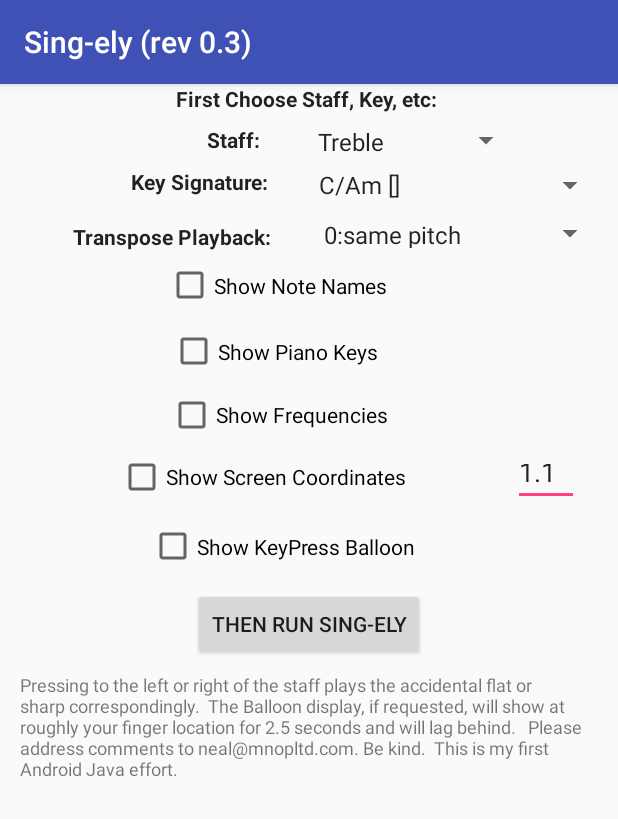
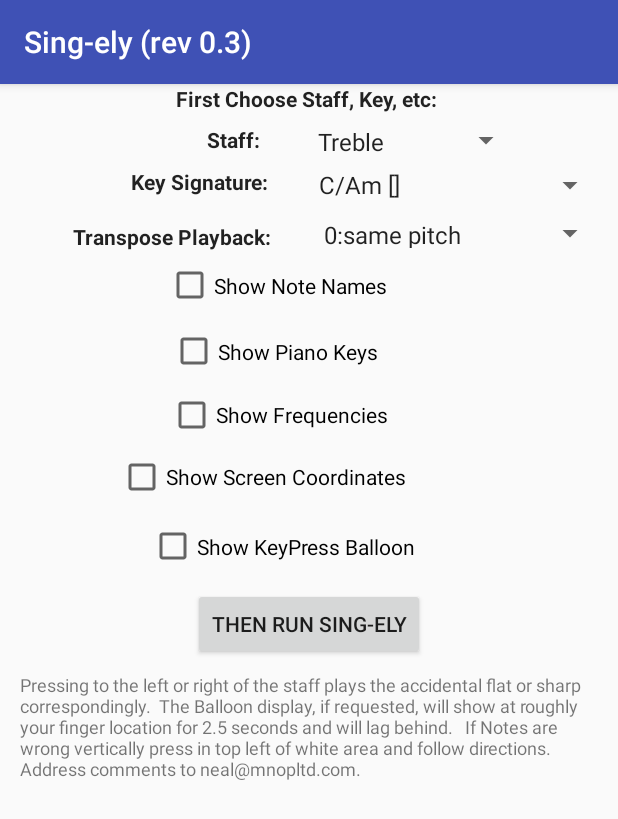
Before and after one commit to mnopneal/sing-ely, an Android app: the screen it shows after launch (MainActivity), on a phone screen of 412 x 824 dp. Shown: the top 819 px of the screen. Run offline under Robolectric (Android 15) with nearby library versions, the phone set to English and light mode, and no system bars.

Commit message:
Version 0.3.  fudgefactor is calculated dynamically by pressing near 0,0, then bottom of screen.

```diff
--- a/app/src/main/java/com/mnopltd/mystaffuitest/MainActivity.java
+++ b/app/src/main/java/com/mnopltd/mystaffuitest/MainActivity.java
@@ -20,7 +20,6 @@ import android.view.View;
 import android.widget.ArrayAdapter;
 import android.widget.Button;
 import android.widget.CheckBox;
-import android.widget.EditText;
 import android.widget.Spinner;
 import android.widget.Toast;
 
@@ -59,9 +58,7 @@ public class MainActivity extends AppCompatActivity {
     static public Boolean showPianoKeys;
     static public Boolean showFrequencies;
     static public Boolean showCoordinates;
-    static public EditText fudgeFactorFld;
-    static public String fudgeFactorString;
-    static public Float fudgeFactor;
+    static public Float fudgeFactor = 1.1f;
 
 
     @Override
@@ -109,10 +106,6 @@ public class MainActivity extends AppCompatActivity {
                 android.R.layout.simple_list_item_1, getResources().getStringArray(R.array.transposeNames));
         myTransposeAdapter.setDropDownViewResource(android.R.layout.simple_spinner_dropdown_item);
         mySpinnerTranspose.setAdapter(myTransposeAdapter);
-
-        fudgeFactorFld = (EditText) findViewById(R.id.fudgeFactor);
-        fudgeFactorFld.setText("1.1");
-
 
         ourView = new TouchEventAction(this, null);
         ourView.setImageBitmap(mybitmap);
@@ -173,11 +166,6 @@ public class MainActivity extends AppCompatActivity {
                     locString = locString.substring(0,endPos); /* Now we just have the number */
                 ourTranspose =  Integer.parseInt(locString);
                 Log.e("MyDebug", "ourTranspose = " + ourTranspose);
-
-                fudgeFactorString = fudgeFactorFld.getText().toString();
-                Log.i("MyDebug", "fudgeFactorString = " + fudgeFactorString);
-                fudgeFactor = Float.parseFloat(fudgeFactorString);
-                Log.e("MyDebug", "fudgeFactor = " + fudgeFactor);
 
                 Log.e("MyDebug", "about to instantiate StaffDisplay");
                 Log.i("MyDebug", "Building " + ourKeyShow);
@@ -482,9 +470,8 @@ public class MainActivity extends AppCompatActivity {
                     + "," + String.valueOf(StaffTable.getLastFudgedY());
         if (MainActivity.getShowPianoKeys()) toShow = toShow +  " - note " + String.valueOf(StaffTable.getLastPianoNote());
         if (MainActivity.getShowFrequencies()) toShow = toShow  + " - " + String.valueOf(StaffTable.getLastFreq()) + "hz";
-        Log.i("PlaySound", "toShow: " + toShow + "; " + Toast.LENGTH_SHORT );
-        mypaint.setTextSize(25); mycanvas.drawText(toShow, myWidth - 140, myHeight - 35, mypaint);
-        /* Toast.makeText(mContext, toShow, Toast.LENGTH_LONG).show(); */
+
+
         Toast toast = Toast.makeText(mContext, toShow, Toast.LENGTH_SHORT);
 
         /* This puts it where the finger press was... */
--- a/app/src/main/res/layout/activity_main.xml
+++ b/app/src/main/res/layout/activity_main.xml
@@ -169,7 +169,7 @@
         android:layout_marginLeft="8dp"
         android:layout_marginRight="8dp"
         android:layout_marginTop="8dp"
-        android:text="Pressing to the left or right of the staff plays the accidental flat or sharp correspondingly.  The Balloon display, if requested, will show at roughly your finger location for 2.5 seconds and will lag behind.   Please address comments to neal@mnopltd.com. Be kind.  This is my first Android Java effort."
+        android:text="Pressing to the left or right of the staff plays the accidental flat or sharp correspondingly.  The Balloon display, if requested, will show at roughly your finger location for 2.5 seconds and will lag behind.   If Notes are wrong vertically press in top left of white area and follow directions.  Address comments to neal@mnopltd.com. "
         android:textSize="12sp"
         app:layout_constraintHorizontal_bias="0.25"
         app:layout_constraintLeft_toLeftOf="parent"
@@ -177,17 +177,5 @@
         app:layout_constraintTop_toBottomOf="@+id/mybutton"
         tools:layout_editor_absoluteX="4dp" />
 
-    <EditText
-        android:id="@+id/fudgeFactor"
-        android:layout_width="44dp"
-        android:layout_height="38dp"
-        android:layout_marginLeft="8dp"
-        android:ems="10"
-        android:inputType="textPersonName"
-        android:text=".9"
-        app:layout_constraintLeft_toRightOf="@+id/checkBoxShowCoordinates"
-        android:layout_marginTop="8dp"
-        app:layout_constraintTop_toBottomOf="@+id/checkBoxShowFrequencies" />
-
 
 </android.support.constraint.ConstraintLayout>
```
